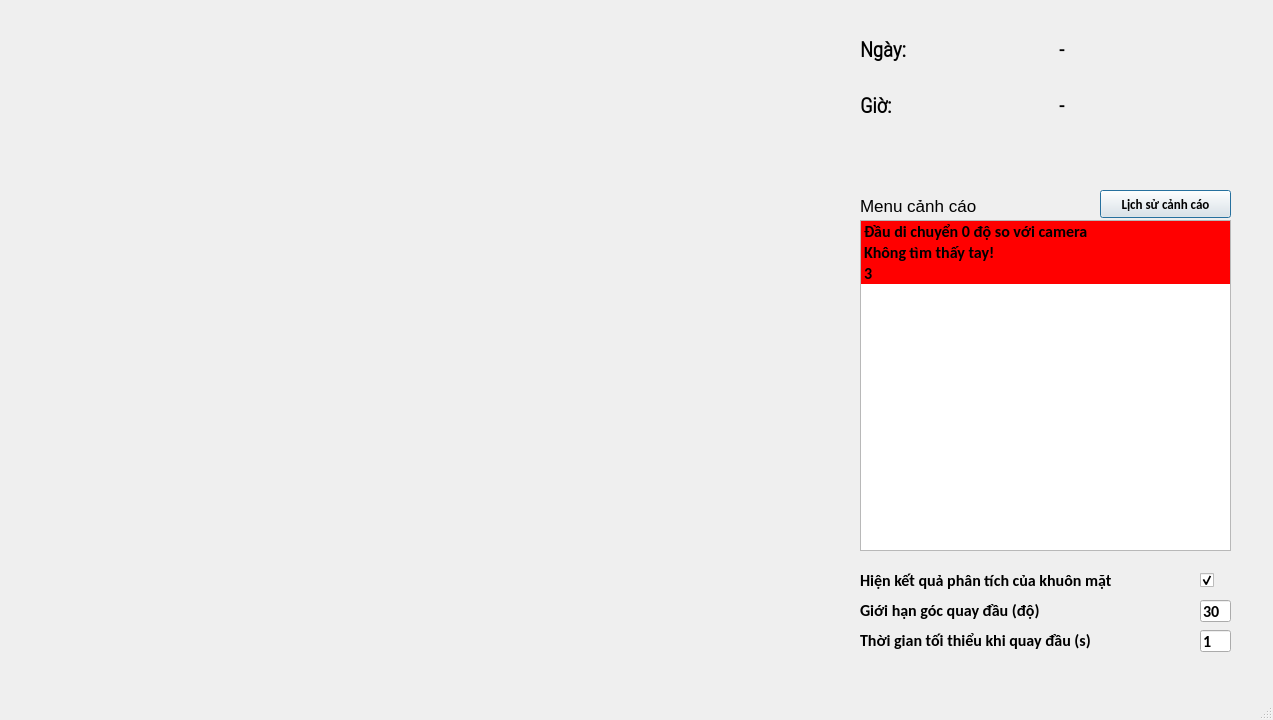
The window that window.ui (THND19-22/AI-Cheating-Denfender) describes before a commit, drawn with Qt 5.
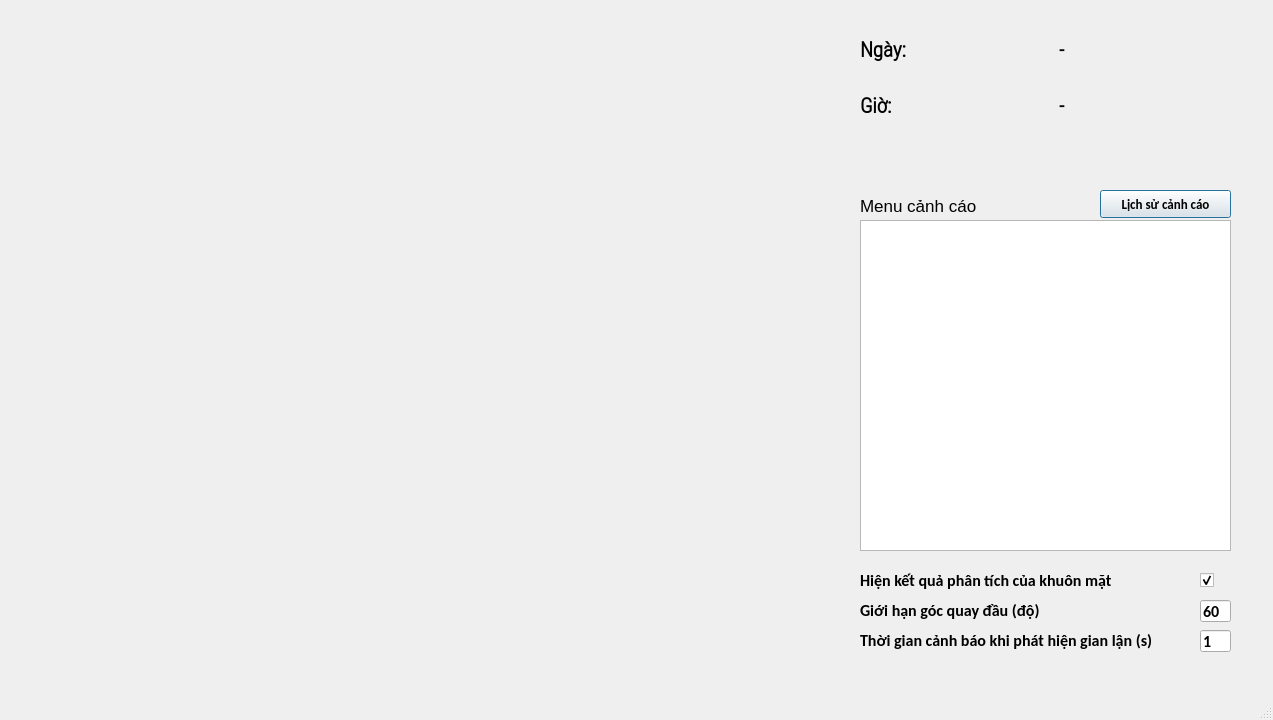
The same window after the commit. Icons and pictures are not drawn.

Commit message: Update hand detection

The edit to the form file:
```diff
--- a/window.ui
+++ b/window.ui
@@ -159,14 +159,14 @@
    </property>
    <item>
     <property name="text">
-     <string>Đầu di chuyển 0 độ so với camera</string>
+     <string/>
     </property>
     <property name="background">
      <brush brushstyle="SolidPattern">
       <color alpha="255">
        <red>255</red>
-       <green>0</green>
-       <blue>0</blue>
+       <green>255</green>
+       <blue>255</blue>
       </color>
      </brush>
     </property>
@@ -182,14 +182,14 @@
    </item>
    <item>
     <property name="text">
-     <string>Không tìm thấy tay!</string>
+     <string/>
     </property>
     <property name="background">
      <brush brushstyle="SolidPattern">
       <color alpha="255">
        <red>255</red>
-       <green>0</green>
-       <blue>0</blue>
+       <green>255</green>
+       <blue>255</blue>
       </color>
      </brush>
     </property>
@@ -205,14 +205,14 @@
    </item>
    <item>
     <property name="text">
-     <string>3</string>
+     <string/>
     </property>
     <property name="background">
      <brush brushstyle="SolidPattern">
       <color alpha="255">
        <red>255</red>
-       <green>0</green>
-       <blue>0</blue>
+       <green>255</green>
+       <blue>255</blue>
       </color>
      </brush>
     </property>
@@ -324,7 +324,7 @@
     </font>
    </property>
    <property name="text">
-    <string>30</string>
+    <string>60</string>
    </property>
   </widget>
   <widget class="QLabel" name="label_6">
@@ -332,7 +332,7 @@
     <rect>
      <x>860</x>
      <y>630</y>
-     <width>301</width>
+     <width>311</width>
      <height>21</height>
     </rect>
    </property>
@@ -346,7 +346,7 @@
     </font>
    </property>
    <property name="text">
-    <string>Thời gian tối thiểu khi quay đầu (s)</string>
+    <string>Thời gian cảnh báo khi phát hiện gian lận (s)</string>
    </property>
   </widget>
   <widget class="QLineEdit" name="Head_Angle_Min_Time">
```
The commit also changes 1 other file.
